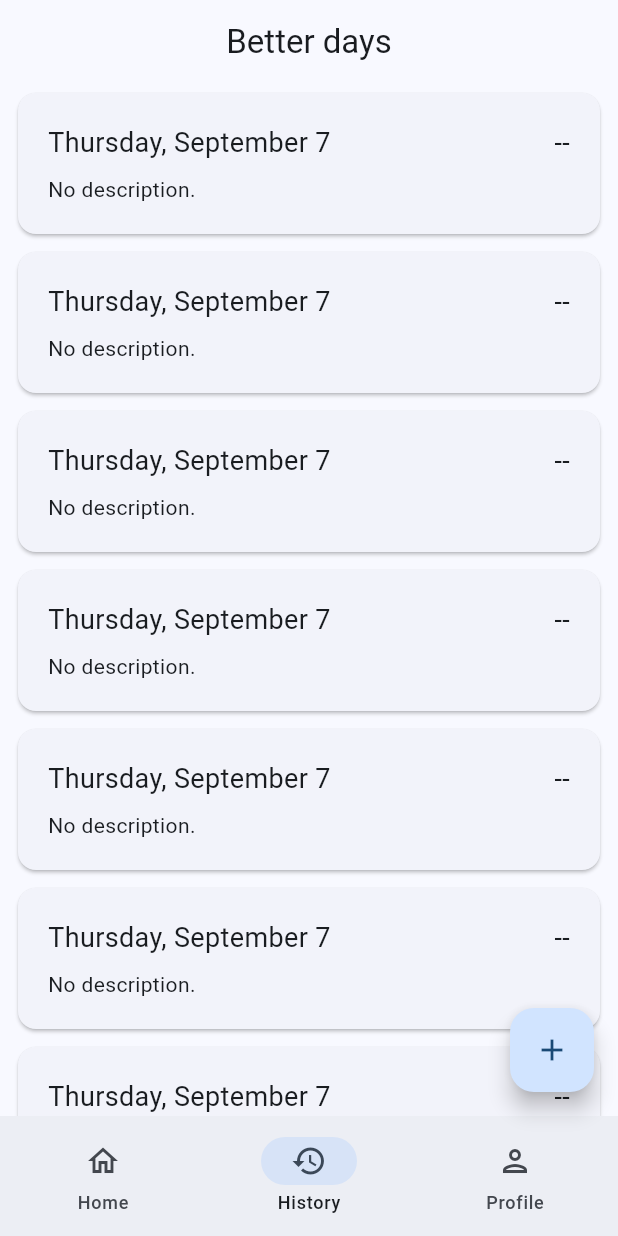
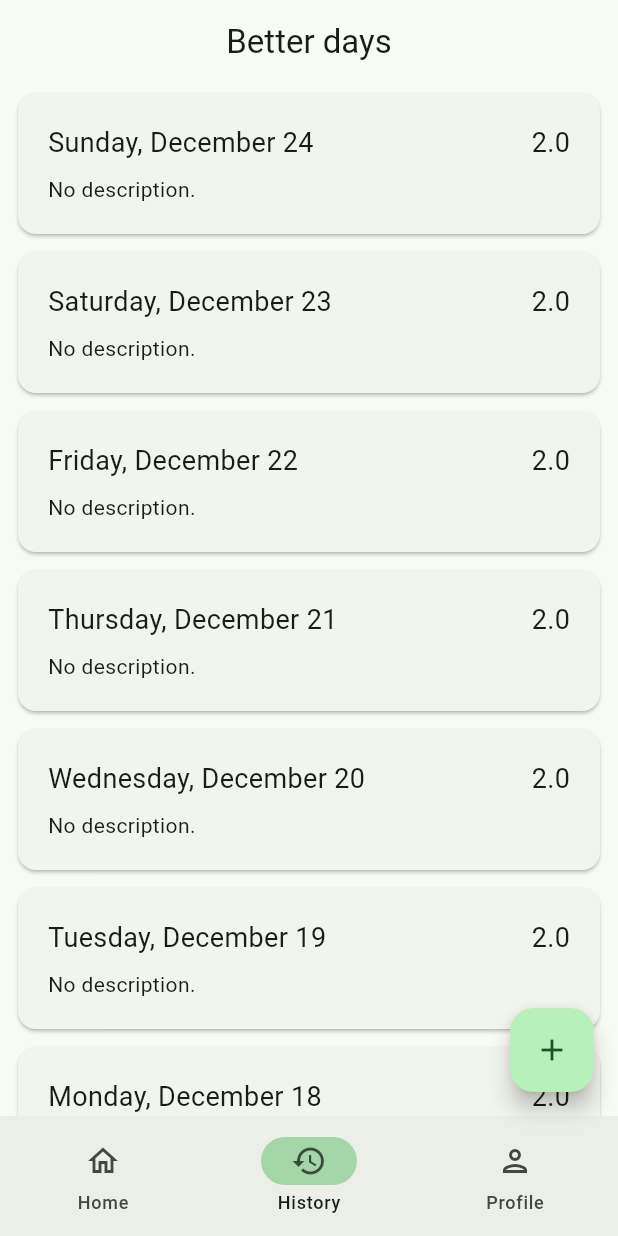
Before and after one commit to kimpoliini/better_days_flutter, a Flutter app: the screen it shows after launch, item 2 of the bottom bar chosen, on a phone screen of 412 x 824 dp. Run offline on Flutter 3.47's test engine with Material 3 defaults, Android fonts, the phone set to English and light mode, and no system bars.

Commit message:
Fixed mock history entries, added graph package, added content to home page

```diff
--- a/lib/main.dart
+++ b/lib/main.dart
@@ -1,3 +1,5 @@
+import 'dart:math';
+
 import 'package:better_days_flutter/models/history_entry.dart';
 import 'package:better_days_flutter/screens/history.dart';
 import 'package:better_days_flutter/screens/profile.dart';
@@ -21,17 +23,22 @@ class MainApp extends StatelessWidget {
         home: const MainPage(),
         theme: ThemeData(
             useMaterial3: true,
-            colorScheme: ColorScheme.fromSeed(seedColor: Colors.blue)),
+            colorScheme:
+                ColorScheme.fromSeed(seedColor: Colors.green.shade200)),
       ),
     );
   }
 }
 
 class AppState extends ChangeNotifier {
+  //Mock initialize history entries
   var historyEntries = <HistoryEntry>[
-    for (int i = 0; i < 20; i++) HistoryEntry(date: DateTime(2017, 9, 7))
+    for (int i = 0; i < 20; i++)
+      HistoryEntry(
+          date: DateTime.now().subtract(Duration(days: i)),
+          score:
+              double.parse((Random().nextDouble() * 9 + 1).toStringAsFixed(1)))
   ];
-  // var historyCards = <Widget>[];
 
   void addEntry(HistoryEntry entry) {
     historyEntries.add(entry);
@@ -76,6 +83,7 @@ class _MainPageState extends State<MainPage> {
         bottomNavigationBar: NavigationBar(
           onDestinationSelected: _onItemTapped,
           selectedIndex: _selectedIndex,
+          indicatorColor: Colors.green.shade200,
           destinations: const <NavigationDestination>[
             NavigationDestination(
                 icon: Icon(Icons.home_outlined),
--- a/pubspec.yaml
+++ b/pubspec.yaml
@@ -11,6 +11,7 @@ dependencies:
     sdk: flutter
   intl: ^0.19.0
   provider: ^6.1.1
+  syncfusion_flutter_charts: ^21.2.4
 
 dev_dependencies:
   flutter_test:
```
Also changed, not shown: lib/screens/Home.dart (+29 -2 lines), pubspec.lock.
